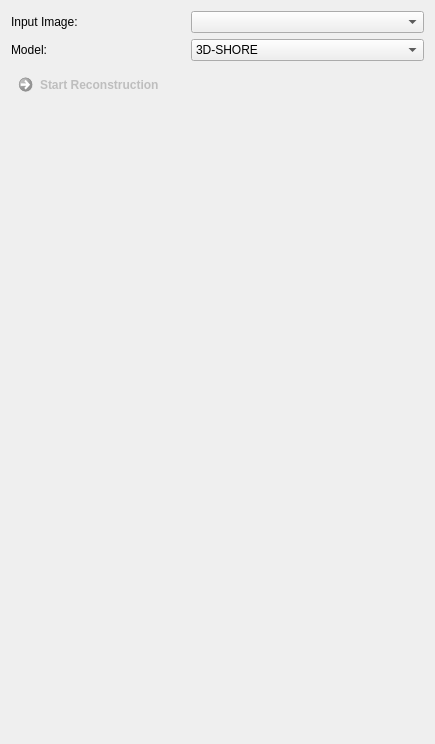
The window that Plugins/org.mitk.gui.qt.diffusionimaging.python/src/internal/QmitkDipyReconstructionsViewControls.ui (MITK/MITK) describes before a commit, drawn with Qt 5.
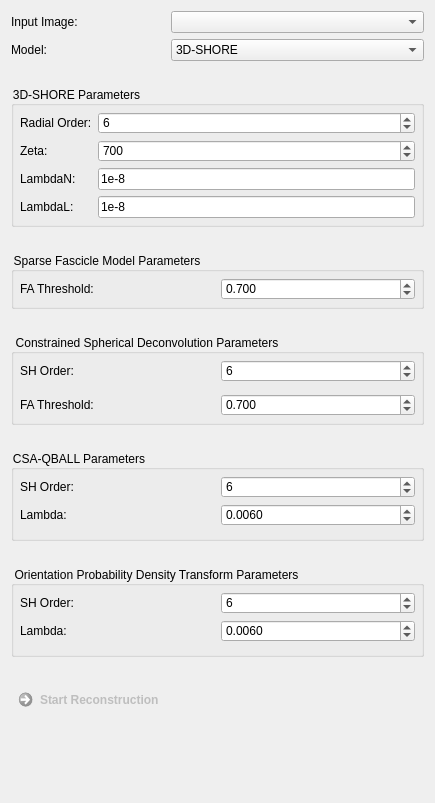
The same window after the commit. Custom widgets are drawn as their Qt base class.

What changed in the file:
```diff
--- a/Plugins/org.mitk.gui.qt.diffusionimaging.python/src/internal/QmitkDipyReconstructionsViewControls.ui
+++ b/Plugins/org.mitk.gui.qt.diffusionimaging.python/src/internal/QmitkDipyReconstructionsViewControls.ui
@@ -7,7 +7,7 @@
     <x>0</x>
     <y>0</y>
     <width>435</width>
-    <height>744</height>
+    <height>803</height>
    </rect>
   </property>
   <property name="windowTitle">
@@ -23,20 +23,10 @@
 }</string>
   </property>
   <layout class="QGridLayout" name="gridLayout_2">
-   <item row="1" column="0">
-    <widget class="QCommandLinkButton" name="m_StartButton">
-     <property name="enabled">
-      <bool>false</bool>
-     </property>
-     <property name="toolTip">
-      <string/>
-     </property>
-     <property name="text">
-      <string>Start Reconstruction</string>
-     </property>
-    </widget>
-   </item>
-   <item row="10" column="0">
+   <property name="verticalSpacing">
+    <number>25</number>
+   </property>
+   <item row="15" column="0">
     <spacer name="verticalSpacer">
      <property name="orientation">
       <enum>Qt::Vertical</enum>
@@ -49,6 +39,233 @@
      </property>
     </spacer>
    </item>
+   <item row="3" column="0">
+    <widget class="QGroupBox" name="m_CsdBox">
+     <property name="title">
+      <string>Constrained Spherical Deconvolution Parameters</string>
+     </property>
+     <layout class="QGridLayout" name="gridLayout_9">
+      <property name="leftMargin">
+       <number>6</number>
+      </property>
+      <property name="topMargin">
+       <number>6</number>
+      </property>
+      <property name="rightMargin">
+       <number>6</number>
+      </property>
+      <property name="bottomMargin">
+       <number>6</number>
+      </property>
+      <item row="0" column="0">
+       <widget class="QLabel" name="label_16">
+        <property name="text">
+         <string>SH Order:</string>
+        </property>
+       </widget>
+      </item>
+      <item row="1" column="1">
+       <widget class="QFrame" name="frame_7">
+        <property name="frameShape">
+         <enum>QFrame::NoFrame</enum>
+        </property>
+        <property name="frameShadow">
+         <enum>QFrame::Raised</enum>
+        </property>
+        <layout class="QGridLayout" name="gridLayout_11">
+         <property name="leftMargin">
+          <number>0</number>
+         </property>
+         <property name="topMargin">
+          <number>0</number>
+         </property>
+         <property name="rightMargin">
+          <number>0</number>
+         </property>
+         <property name="bottomMargin">
+          <number>0</number>
+         </property>
+         <property name="spacing">
+          <number>0</number>
+         </property>
+        </layout>
+       </widget>
+      </item>
+      <item row="0" column="1">
+       <widget class="QSpinBox" name="m_ShOrderCsd">
+        <property name="minimum">
+         <number>2</number>
+        </property>
+        <property name="maximum">
+         <number>100</number>
+        </property>
+        <property name="singleStep">
+         <number>2</number>
+        </property>
+        <property name="value">
+         <number>6</number>
+        </property>
+       </widget>
+      </item>
+      <item row="2" column="0">
+       <widget class="QLabel" name="label_18">
+        <property name="text">
+         <string>FA Threshold:</string>
+        </property>
+       </widget>
+      </item>
+      <item row="2" column="1">
+       <widget class="QDoubleSpinBox" name="m_FaThresholdCsd">
+        <property name="decimals">
+         <number>3</number>
+        </property>
+        <property name="maximum">
+         <double>1.000000000000000</double>
+        </property>
+        <property name="singleStep">
+         <double>0.100000000000000</double>
+        </property>
+        <property name="value">
+         <double>0.700000000000000</double>
+        </property>
+       </widget>
+      </item>
+     </layout>
+    </widget>
+   </item>
+   <item row="2" column="0">
+    <widget class="QGroupBox" name="m_SfmBox">
+     <property name="title">
+      <string>Sparse Fascicle Model Parameters</string>
+     </property>
+     <layout class="QGridLayout" name="gridLayout_6">
+      <property name="leftMargin">
+       <number>6</number>
+      </property>
+      <property name="topMargin">
+       <number>6</number>
+      </property>
+      <property name="rightMargin">
+       <number>6</number>
+      </property>
+      <property name="bottomMargin">
+       <number>6</number>
+      </property>
+      <item row="0" column="0">
+       <widget class="QLabel" name="label_11">
+        <property name="text">
+         <string>FA Threshold:</string>
+        </property>
+       </widget>
+      </item>
+      <item row="0" column="1">
+       <widget class="QDoubleSpinBox" name="m_FaThresholdSfm">
+        <property name="decimals">
+         <number>3</number>
+        </property>
+        <property name="maximum">
+         <double>1.000000000000000</double>
+        </property>
+        <property name="singleStep">
+         <double>0.100000000000000</double>
+        </property>
+        <property name="value">
+         <double>0.700000000000000</double>
+        </property>
+       </widget>
+      </item>
+     </layout>
+    </widget>
+   </item>
+   <item row="1" column="0">
+    <widget class="QGroupBox" name="m_ShoreBox">
+     <property name="title">
+      <string>3D-SHORE Parameters</string>
+     </property>
+     <layout class="QGridLayout" name="gridLayout_3">
+      <property name="leftMargin">
+       <number>6</number>
+      </property>
+      <property name="topMargin">
+       <number>6</number>
+      </property>
+      <property name="rightMargin">
+       <number>6</number>
+      </property>
+      <property name="bottomMargin">
+       <number>6</number>
+      </property>
+      <item row="0" column="1">
+       <widget class="QSpinBox" name="m_RadialOrder">
+        <property name="minimum">
+         <number>2</number>
+        </property>
+        <property name="maximum">
+         <number>100</number>
+        </property>
+        <property name="singleStep">
+         <number>2</number>
+        </property>
+        <property name="value">
+         <number>6</number>
+        </property>
+       </widget>
+      </item>
+      <item row="1" column="0">
+       <widget class="QLabel" name="label_4">
+        <property name="text">
+         <string>Zeta:</string>
+        </property>
+       </widget>
+      </item>
+      <item row="0" column="0">
+       <widget class="QLabel" name="label_3">
+        <property name="text">
+         <string>Radial Order:</string>
+        </property>
+       </widget>
+      </item>
+      <item row="2" column="0">
+       <widget class="QLabel" name="label_5">
+        <property name="text">
+         <string>LambdaN:</string>
+        </property>
+       </widget>
+      </item>
+      <item row="3" column="0">
+       <widget class="QLabel" name="label_6">
+        <property name="text">
+         <string>LambdaL:</string>
+        </property>
+       </widget>
+      </item>
+      <item row="1" column="1">
+       <widget class="QSpinBox" name="m_Zeta">
+        <property name="maximum">
+         <number>9999</number>
+        </property>
+        <property name="value">
+         <number>700</number>
+        </property>
+       </widget>
+      </item>
+      <item row="2" column="1">
+       <widget class="QLineEdit" name="m_LambdaN">
+        <property name="text">
+         <string>1e-8</string>
+        </property>
+       </widget>
+      </item>
+      <item row="3" column="1">
+       <widget class="QLineEdit" name="m_LambdaL">
+        <property name="text">
+         <string>1e-8</string>
+        </property>
+       </widget>
+      </item>
+     </layout>
+    </widget>
+   </item>
    <item row="0" column="0">
     <widget class="QFrame" name="frame">
      <property name="frameShape">
@@ -109,6 +326,212 @@
           <string>CSA-QBALL</string>
          </property>
         </item>
+        <item>
+         <property name="text">
+          <string>Orientation Probability Density Transform</string>
+         </property>
+        </item>
+       </widget>
+      </item>
+     </layout>
+    </widget>
+   </item>
+   <item row="4" column="0">
+    <widget class="QGroupBox" name="m_CsaBox">
+     <property name="title">
+      <string>CSA-QBALL Parameters</string>
+     </property>
+     <layout class="QGridLayout" name="gridLayout_12">
+      <property name="leftMargin">
+       <number>6</number>
+      </property>
+      <property name="topMargin">
+       <number>6</number>
+      </property>
+      <property name="rightMargin">
+       <number>6</number>
+      </property>
+      <property name="bottomMargin">
+       <number>6</number>
+      </property>
+      <item row="2" column="1">
+       <widget class="QFrame" name="frame_8">
+        <property name="frameShape">
+         <enum>QFrame::NoFrame</enum>
+        </property>
+        <property name="frameShadow">
+         <enum>QFrame::Raised</enum>
+        </property>
+        <layout class="QGridLayout" name="gridLayout_13">
+         <property name="leftMargin">
+          <number>0</number>
+         </property>
+         <property name="topMargin">
+          <number>0</number>
+         </property>
+         <property name="rightMargin">
+          <number>0</number>
+         </property>
+         <property name="bottomMargin">
+          <number>0</number>
+         </property>
+         <property name="spacing">
+          <number>0</number>
+         </property>
+        </layout>
+       </widget>
+      </item>
+      <item row="0" column="1">
+       <widget class="QSpinBox" name="m_ShOrderCsa">
+        <property name="minimum">
+         <number>2</number>
+        </property>
+        <property name="maximum">
+         <number>100</number>
+        </property>
+        <property name="singleStep">
+         <number>2</number>
+        </property>
+        <property name="value">
+         <number>6</number>
+        </property>
+       </widget>
+      </item>
+      <item row="1" column="0">
+       <widget class="QLabel" name="label_23">
+        <property name="text">
+         <string>Lambda:</string>
+        </property>
+       </widget>
+      </item>
+      <item row="0" column="0">
+       <widget class="QLabel" name="label_22">
+        <property name="text">
+         <string>SH Order:</string>
+        </property>
+       </widget>
+      </item>
+      <item row="1" column="1">
+       <widget class="QDoubleSpinBox" name="m_LambdaCsa">
+        <property name="decimals">
+         <number>4</number>
+        </property>
+        <property name="maximum">
+         <double>1.000000000000000</double>
+        </property>
+        <property name="singleStep">
+         <double>0.001000000000000</double>
+        </property>
+        <property name="value">
+         <double>0.006000000000000</double>
+        </property>
+       </widget>
+      </item>
+     </layout>
+    </widget>
+   </item>
+   <item row="6" column="0">
+    <widget class="QCommandLinkButton" name="m_StartButton">
+     <property name="enabled">
+      <bool>false</bool>
+     </property>
+     <property name="toolTip">
+      <string/>
+     </property>
+     <property name="text">
+      <string>Start Reconstruction</string>
+     </property>
+    </widget>
+   </item>
+   <item row="5" column="0">
+    <widget class="QGroupBox" name="m_OpdtBox">
+     <property name="title">
+      <string>Orientation Probability Density Transform Parameters</string>
+     </property>
+     <layout class="QGridLayout" name="gridLayout_14">
+      <property name="leftMargin">
+       <number>6</number>
+      </property>
+      <property name="topMargin">
+       <number>6</number>
+      </property>
+      <property name="rightMargin">
+       <number>6</number>
+      </property>
+      <property name="bottomMargin">
+       <number>6</number>
+      </property>
+      <item row="2" column="1">
+       <widget class="QFrame" name="frame_9">
+        <property name="frameShape">
+         <enum>QFrame::NoFrame</enum>
+        </property>
+        <property name="frameShadow">
+         <enum>QFrame::Raised</enum>
+        </property>
+        <layout class="QGridLayout" name="gridLayout_15">
+         <property name="leftMargin">
+          <number>0</number>
+         </property>
+         <property name="topMargin">
+          <number>0</number>
+         </property>
+         <property name="rightMargin">
+          <number>0</number>
+         </property>
+         <property name="bottomMargin">
+          <number>0</number>
+         </property>
+         <property name="spacing">
+          <number>0</number>
+         </property>
+        </layout>
+       </widget>
+      </item>
+      <item row="0" column="1">
+       <widget class="QSpinBox" name="m_ShOrderOpdt">
+        <property name="minimum">
+         <number>2</number>
+        </property>
+        <property name="maximum">
+         <number>100</number>
+        </property>
+        <property name="singleStep">
+         <number>2</number>
+        </property>
+        <property name="value">
+         <number>6</number>
+        </property>
+       </widget>
+      </item>
+      <item row="1" column="0">
+       <widget class="QLabel" name="label_24">
+        <property name="text">
+         <string>Lambda:</string>
+        </property>
+       </widget>
+      </item>
+      <item row="0" column="0">
+       <widget class="QLabel" name="label_25">
+        <property name="text">
+         <string>SH Order:</string>
+        </property>
+       </widget>
+      </item>
+      <item row="1" column="1">
+       <widget class="QDoubleSpinBox" name="m_LambdaOpdt">
+        <property name="decimals">
+         <number>4</number>
+        </property>
+        <property name="maximum">
+         <double>1.000000000000000</double>
+        </property>
+        <property name="singleStep">
+         <double>0.001000000000000</double>
+        </property>
+        <property name="value">
+         <double>0.006000000000000</double>
+        </property>
        </widget>
       </item>
      </layout>
```
Left out of the diff: 2 changed lines with no effect on the pictures.
